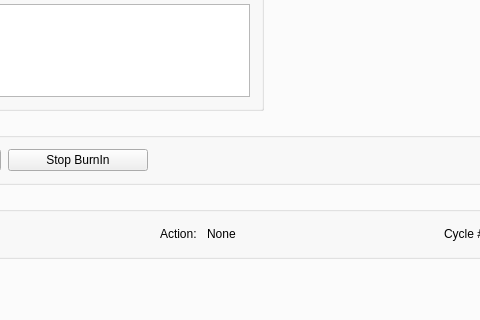
The window that GUI.ui (pisaoutertracker/BurnIn_Controller) describes before a commit, drawn with Qt 5; both pictures show x 177 to 657 and y 273 to 593 of the 1125 by 885 pixel window.
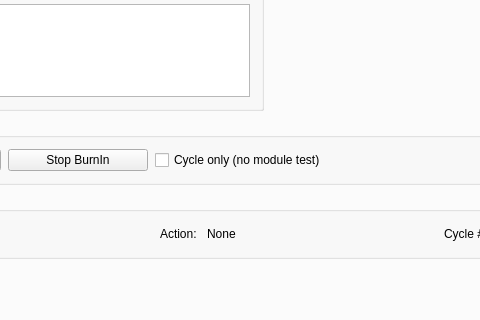
The same window after the commit. The open tabs and pages were chosen to show the change. Icons and pictures are not drawn. Custom widgets are drawn as their Qt base class.

Commit message: Adding dry test option

What changed in the file:
```diff
--- a/GUI.ui
+++ b/GUI.ui
@@ -522,6 +522,13 @@
                </property>
               </widget>
              </item>
+             <item>
+              <widget class="QCheckBox" name="BI_Dry_cb">
+               <property name="text">
+                <string>Cycle only (no module test)</string>
+               </property>
+              </widget>
+             </item>
              <item>
               <spacer name="horizontalSpacer_13">
                <property name="orientation">
```
Left out of the diff: 2 changed lines with no effect on the pictures. The commit also changes 2 other files.
